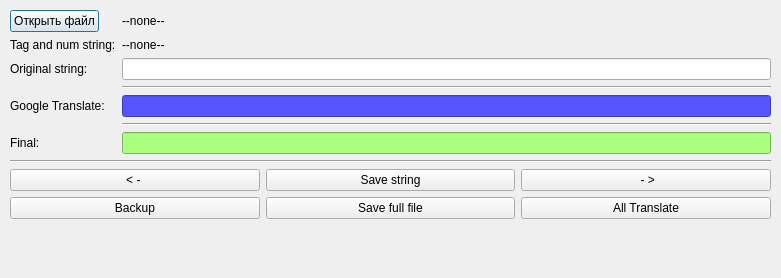
Old version of the form ui.ui in the repository GlynTwain/Mods-Translator-for-RimWorld.
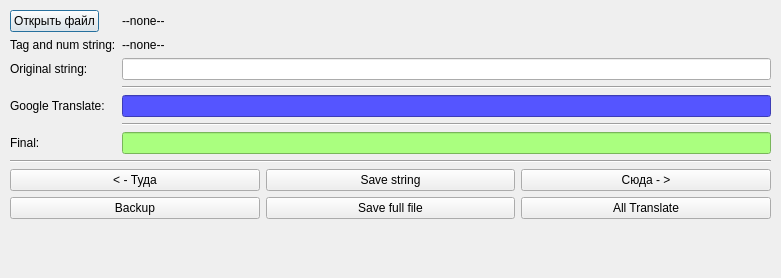
New version of the form.

Commit message: Небольшие правки... Это пока тестовые комиты

Diff of the .ui file:
```diff
--- a/ui.ui
+++ b/ui.ui
@@ -134,7 +134,7 @@
       <item row="1" column="0">
        <widget class="QPushButton" name="push_skip">
         <property name="text">
-         <string>&lt; - </string>
+         <string>&lt; - Туда</string>
         </property>
        </widget>
       </item>
@@ -155,7 +155,7 @@
       <item row="1" column="2">
        <widget class="QPushButton" name="pushButton_next">
         <property name="text">
-         <string> - &gt;</string>
+         <string>Сюда - &gt;</string>
         </property>
        </widget>
       </item>
```
The commit also changes 2 other files.
